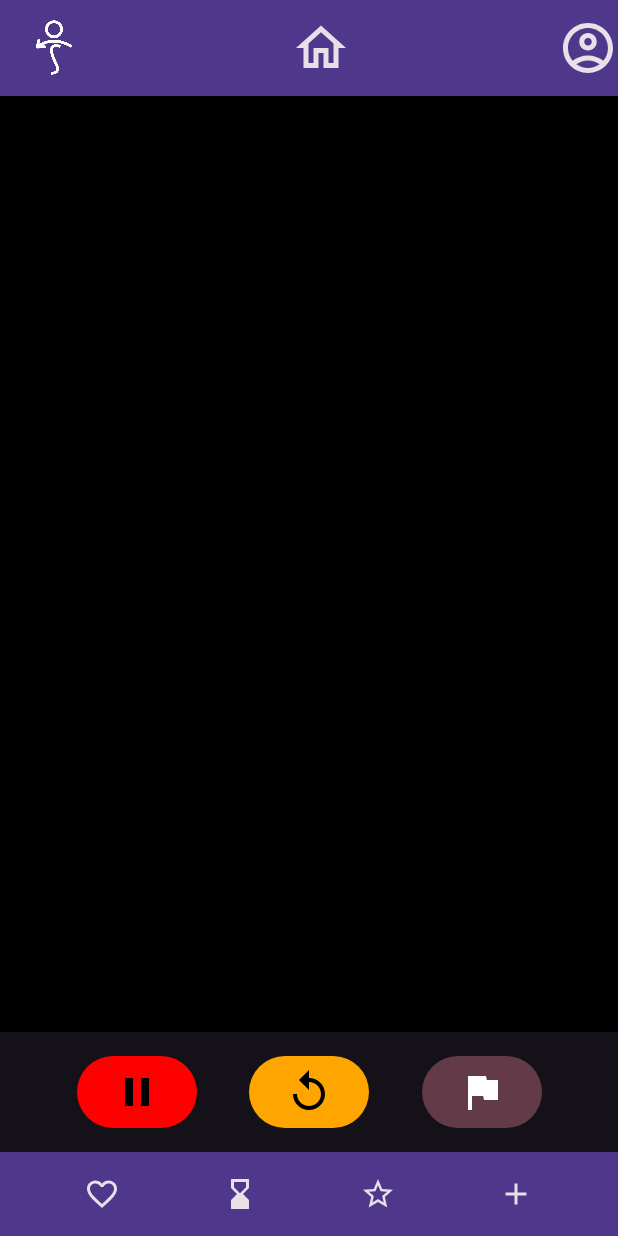
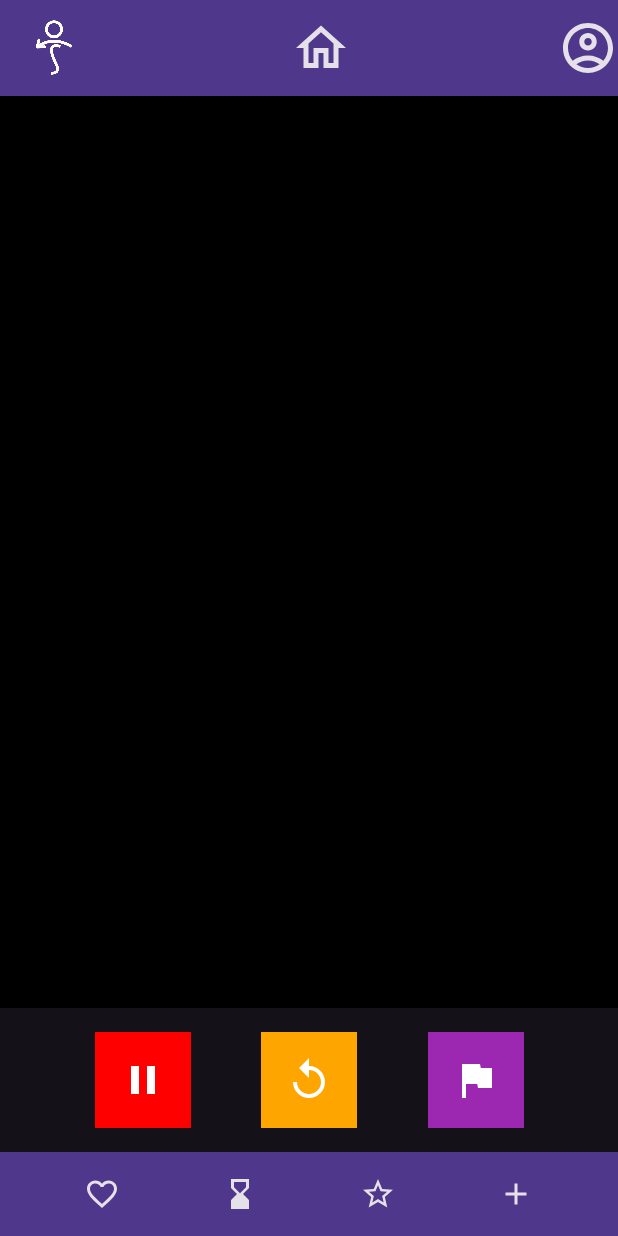
Before and after one commit to Helfhris/PM_Hiver_2025, an Android app built with Jetpack Compose: the LearningScreen screen opened through its navigation route, on a phone screen of 412 x 824 dp. Run offline under Robolectric (Android 15) with nearby library versions, the phone set to English and light mode, and no system bars.

Commit message:
Record video and compare for LearningScreen

```diff
--- a/app/src/main/java/com/example/dansr/LearningScreen.kt
+++ b/app/src/main/java/com/example/dansr/LearningScreen.kt
@@ -1,3 +1,9 @@
+import android.net.Uri
+import android.widget.Toast
+import android.widget.VideoView
+import androidx.activity.compose.rememberLauncherForActivityResult
+import androidx.activity.result.contract.ActivityResultContracts
+import androidx.compose.foundation.background
 import androidx.compose.foundation.layout.*
 import androidx.compose.material.icons.Icons
 import androidx.compose.material.icons.filled.Pause
@@ -16,83 +22,95 @@ import androidx.media3.ui.PlayerView
 import androidx.navigation.NavController
 import createExoPlayerWithAssets
 import androidx.compose.material3.MaterialTheme
+import androidx.core.content.FileProvider
+import java.io.File
 
 @Composable
 fun LearningScreen(videoPath: String, navController: NavController) {
+    var isRecording by remember { mutableStateOf(false) }
+    var userVideoUri by remember { mutableStateOf<Uri?>(null) }
+
+    when {
+        userVideoUri != null -> {
+            // Afficher les deux vidéos côte à côte
+            CompareDanceVideos(videoPath, userVideoUri!!)
+        }
+        isRecording -> {
+            // Lancer l'enregistrement
+            LaunchCameraForRecording { uri ->
+                userVideoUri = uri
+                isRecording = false
+            }
+        }
+        else -> {
+            // Affichage normal avec les boutons
+            VideoWithControls(
+                videoPath = videoPath,
+                onStart = { isRecording = true }
+            )
+        }
+    }
+}
+
+@Composable
+fun VideoWithControls(videoPath: String, onStart: () -> Unit) {
     val context = LocalContext.current
     val exoPlayer = remember { createExoPlayerWithAssets(context, videoPath) }
     var isPlaying by remember { mutableStateOf(true) }
 
     Column(modifier = Modifier.fillMaxSize()) {
-        // Vidéo affichée en haut
         AndroidView(
-            factory = { ctx ->
-                PlayerView(ctx).apply {
-                    player = exoPlayer
-                    useController = false // Désactiver les contrôles natifs
-                }
-            },
+            factory = { ctx -> PlayerView(ctx).apply {
+                player = exoPlayer
+                useController = false
+            }},
             modifier = Modifier
                 .fillMaxWidth()
-                .weight(1f) // Occupe l'espace disponible
+                .weight(1f)
         )
 
-        // Boutons de contrôle de la vidéo
         Row(
             modifier = Modifier
                 .fillMaxWidth()
                 .padding(16.dp),
             horizontalArrangement = Arrangement.SpaceEvenly
         ) {
-            // Bouton Pause / Reprendre
-            Button(
+            IconButton(
                 onClick = {
                     isPlaying = !isPlaying
                     exoPlayer.playWhenReady = isPlaying
                 },
-                colors = ButtonDefaults.buttonColors(
-                    containerColor = if (isPlaying) Color.Red else Color.Green
-                )
+                modifier = Modifier
+                    .background(if (isPlaying) Color.Red else Color.Green)
+                    .padding(8.dp)
             ) {
                 Icon(
-                    imageVector = if (isPlaying) Icons.Filled.Pause else Icons.Filled.PlayArrow,
-                    contentDescription = if (isPlaying) "Pause" else "Reprendre",
-                    tint = Color.Black,
+                    imageVector = if (isPlaying) Icons.Default.Pause else Icons.Default.PlayArrow,
+                    contentDescription = null,
+                    tint = Color.White,
                     modifier = Modifier.size(32.dp)
                 )
             }
 
-            // Bouton Restart
-            Button(
+            IconButton(
                 onClick = {
-                    exoPlayer.seekTo(0) // Recommencer depuis le début
+                    exoPlayer.seekTo(0)
                     exoPlayer.playWhenReady = true
                     isPlaying = true
                 },
-                colors = ButtonDefaults.buttonColors(containerColor = Color(0xFFFFA500))
+                modifier = Modifier.background(Color(0xFFFFA500)).padding(8.dp)
             ) {
-                Icon(
-                    imageVector = Icons.Filled.Replay,
-                    contentDescription = "Recommencer",
-                    tint = Color.Black,
-                    modifier = Modifier.size(32.dp)
-                )
+                Icon(Icons.Default.Replay, contentDescription = null, tint = Color.White, modifier = Modifier.size(32.dp))
             }
 
-            // Bouton Drapeau (Start)
-            Button(
+            IconButton(
                 onClick = {
-                    exoPlayer.pause() // Mettre la vidéo en pause
-                    navController.navigate("CameraScreen") // Aller à l'écran de la caméra
+                    exoPlayer.pause()
+                    onStart()
                 },
-                colors = ButtonDefaults.buttonColors(containerColor = MaterialTheme.colorScheme.tertiaryContainer)
+                modifier = Modifier.background(Color(0xFF9C27B0)).padding(8.dp)
             ) {
-                Icon(
-                    imageVector = Icons.Filled.Flag,
-                    contentDescription = "Drapeau",
-                    tint = Color.White,
-                    modifier = Modifier.size(32.dp)
-                )
+                Icon(Icons.Default.Flag, contentDescription = "Start", tint = Color.White, modifier = Modifier.size(32.dp))
             }
         }
     }
@@ -101,3 +119,80 @@ fun LearningScreen(videoPath: String, navController: NavController) {
         onDispose { exoPlayer.release() }
     }
 }
+
+
+@Composable
+fun LaunchCameraForRecording(
+    onVideoRecorded: (Uri) -> Unit
+) {
+    val context = LocalContext.current
+    val videoFile = remember {
+        val cacheDir = context.externalCacheDir ?: context.cacheDir
+        File(cacheDir, "user_dance_${System.currentTimeMillis()}.mp4")
+    }
+    val videoUri = remember {
+        FileProvider.getUriForFile(context, "${context.packageName}.provider", videoFile)
+    }
+
+    val captureLauncher = rememberLauncherForActivityResult(
+        contract = ActivityResultContracts.CaptureVideo()
+    ) { success ->
+        if (success) {
+            onVideoRecorded(videoUri)
+        } else {
+            Toast.makeText(context, "L'enregistrement a échoué", Toast.LENGTH_SHORT).show()
+        }
+    }
+
+    // Appel direct au launcher
+    LaunchedEffect(Unit) {
+        captureLauncher.launch(videoUri)
+    }
+}
+
+
+@Composable
+fun CompareDanceVideos(
+    modelVideoPath: String,
+    userVideoUri: Uri
+) {
+    val context = LocalContext.current
+    val modelPlayer = remember { createExoPlayerWithAssets(context, modelVideoPath) }
+
+    Column(modifier = Modifier.fillMaxSize()) {
+        // Vidéo du modèle
+        AndroidView(
+            factory = { ctx ->
+                PlayerView(ctx).apply {
+                    player = modelPlayer
+                    useController = false
+                }
+            },
+            modifier = Modifier
+                .fillMaxWidth()
+                .weight(1f) // moitié de l’écran
+                .padding(8.dp)
+        )
+
+        // Vidéo de l'utilisateur
+        AndroidView(
+            factory = { ctx ->
+                VideoView(ctx).apply {
+                    setVideoURI(userVideoUri)
+                    setOnPreparedListener { it.isLooping = true }
+                    start()
+                }
+            },
+            modifier = Modifier
+                .fillMaxWidth()
+                .weight(1f) // moitié de l’écran
+                .padding(8.dp)
+        )
+    }
+
+    DisposableEffect(Unit) {
+        onDispose {
+            modelPlayer.release()
+        }
+    }
+}
```
